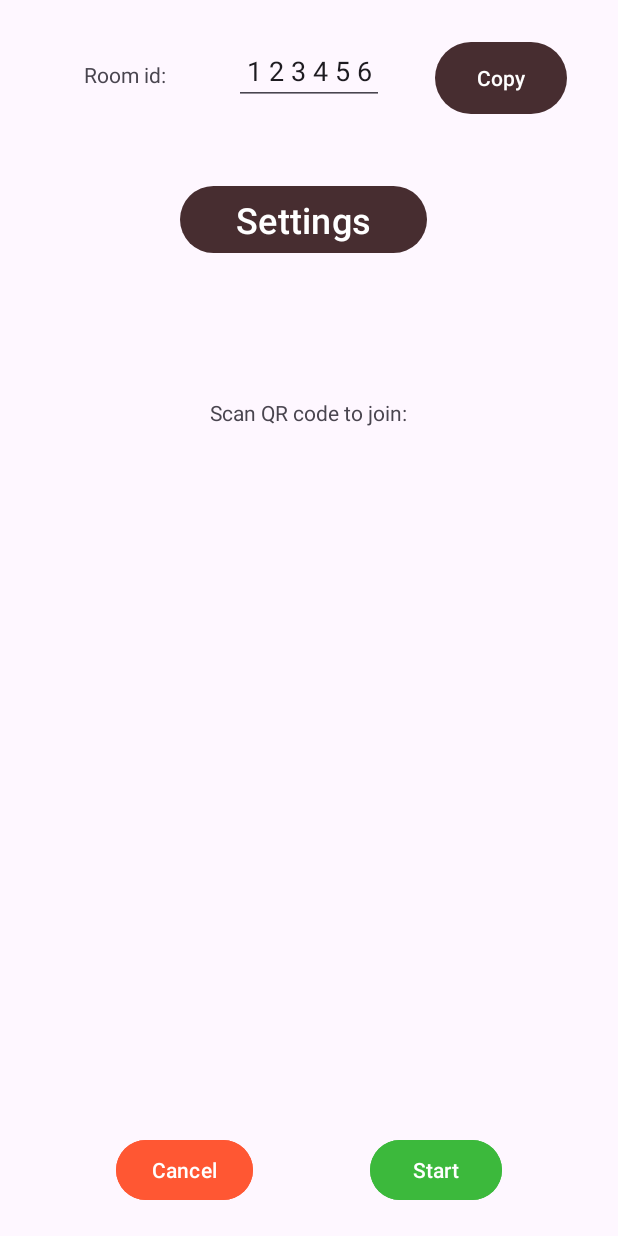
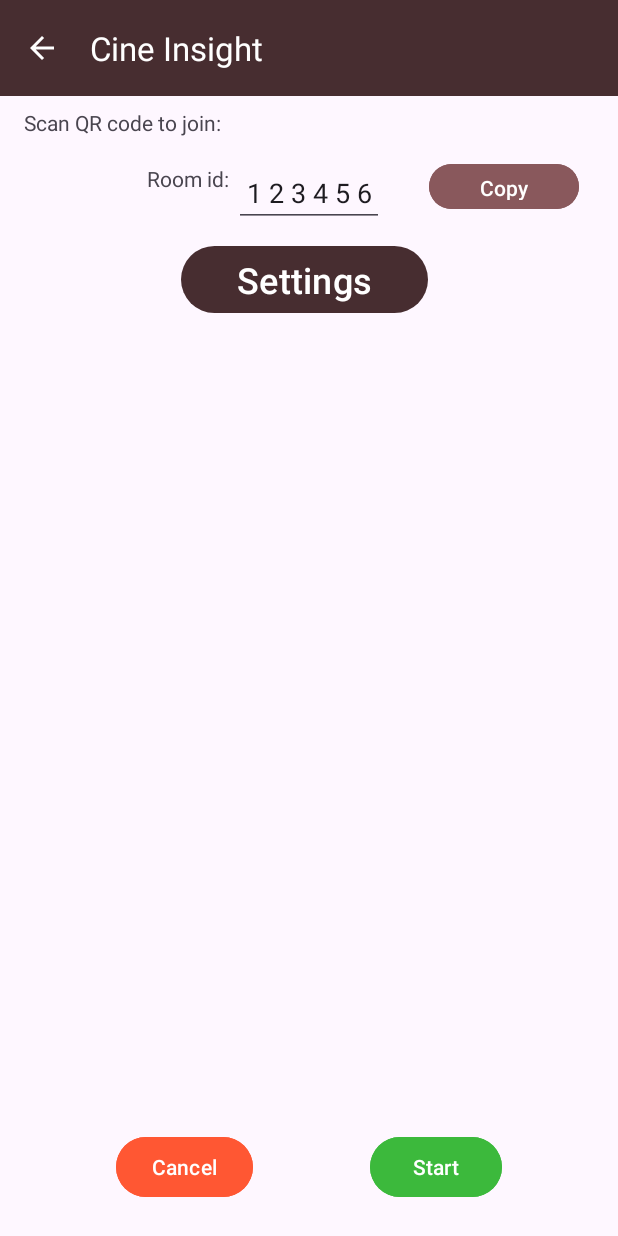
Before and after one commit to Juinjer/MovieRecommenderApp, an Android app built with Jetpack Compose: the CreateRoom screen opened directly, with no data from a screen before it, on a phone screen of 412 x 824 dp. Run offline under Robolectric (Android 15) with nearby library versions, the phone set to English and light mode, and no system bars; libraries missing offline, so code that uses them is left out: androidmads.library.qrgenearator; 5 statements that could not run were skipped.

Commit message:
Toolbar Create

```diff
--- a/movierecommender/app/src/main/java/com/example/movierecommender/CreateRoom.kt
+++ b/movierecommender/app/src/main/java/com/example/movierecommender/CreateRoom.kt
@@ -17,6 +17,7 @@ import android.view.inputmethod.InputMethodManager
 import com.example.movierecommender.databinding.ActivityCreateRoomBinding
 import androidmads.library.qrgenearator.QRGContents;
 import androidmads.library.qrgenearator.QRGEncoder;
+import androidx.appcompat.widget.Toolbar
 import java.lang.Exception
 import java.lang.Integer.min
 
@@ -31,7 +32,16 @@ class CreateRoom : AppCompatActivity() {
         super.onCreate(savedInstanceState)
         binding = ActivityCreateRoomBinding.inflate(layoutInflater)
         setContentView(binding.root)
-        val mSocket= SocketHandler.getSocket()!!
+
+        val toolbar: Toolbar = binding.createRoomToolbar.root
+        setSupportActionBar(toolbar)
+        supportActionBar?.apply {
+            title = getString(R.string.app_name)
+            setDisplayHomeAsUpEnabled(true)
+            setDisplayShowHomeEnabled(true)
+        }
+
+        val mSocket = SocketHandler.getSocket()!!
 
         val b = intent.extras
         Log.d("rid", b.toString())
@@ -51,19 +61,16 @@ class CreateRoom : AppCompatActivity() {
             val intent = Intent(this, MainActivity::class.java)
             startActivity(intent)
         })
-
         binding.start.setOnClickListener(View.OnClickListener {
             val intent = Intent(this, SwipeScreen::class.java)
             intent.putExtra("roomcode", roomId)
             startActivity(intent)
         })
-
         binding.settings.setOnClickListener(View.OnClickListener {
-            val intent = Intent(this,SettingsScreen::class.java)
+            val intent = Intent(this, SettingsScreen::class.java)
             intent.putExtra("roomcode", roomId)
             startActivity(intent)
         })
-
         binding.copyBtn.setOnClickListener(View.OnClickListener {
             val clipboard = getSystemService(Context.CLIPBOARD_SERVICE) as ClipboardManager
             val id = binding.roomidnumber.text.toString()
--- a/movierecommender/app/src/main/res/layout/activity_create_room.xml
+++ b/movierecommender/app/src/main/res/layout/activity_create_room.xml
@@ -7,11 +7,17 @@
     android:layout_height="match_parent"
     tools:context=".CreateRoom">
 
+    <include
+        android:id="@+id/createRoomToolbar"
+        layout="@layout/toolbar"
+        app:layout_constraintStart_toStartOf="parent"
+        app:layout_constraintTop_toTopOf="parent" />
+
     <Button
         android:id="@+id/start"
         android:layout_width="wrap_content"
         android:layout_height="wrap_content"
-        android:layout_marginBottom="20dp"
+        android:layout_marginBottom="22dp"
         android:backgroundTint="#3CB93C"
         android:text="Start"
         app:layout_constraintBottom_toBottomOf="parent"
@@ -22,7 +28,7 @@
         android:id="@+id/cancel"
         android:layout_width="wrap_content"
         android:layout_height="wrap_content"
-        android:layout_marginBottom="20dp"
+        android:layout_marginBottom="22dp"
         android:backgroundTint="#FF5733"
         android:text="Cancel"
         app:layout_constraintBottom_toBottomOf="parent"
@@ -31,18 +37,22 @@
 
     <TextView
         android:id="@+id/id"
-        android:layout_width="67dp"
-        android:layout_height="20dp"
-        android:layout_marginTop="40dp"
+        android:layout_width="58dp"
+        android:layout_height="19dp"
+        android:layout_marginStart="97dp"
+        android:layout_marginTop="109dp"
+        android:layout_marginEnd="256dp"
         android:text="Room id:"
-        app:layout_constraintStart_toStartOf="@+id/idIVQrcode"
+        app:layout_constraintEnd_toEndOf="parent"
+        app:layout_constraintStart_toStartOf="parent"
         app:layout_constraintTop_toTopOf="parent" />
 
     <EditText
         android:id="@+id/roomidnumber"
         android:layout_width="100dp"
         android:layout_height="42dp"
-        android:layout_marginTop="28dp"
+        android:layout_marginStart="155dp"
+        android:layout_marginEnd="156dp"
         android:clickable="false"
         android:cursorVisible="false"
         android:ems="10"
@@ -51,54 +61,60 @@
         android:textAlignment="center"
         app:layout_constraintEnd_toEndOf="parent"
         app:layout_constraintStart_toStartOf="parent"
-        app:layout_constraintTop_toTopOf="parent" />
+        app:layout_constraintTop_toTopOf="@+id/id" />
 
     <Button
         android:id="@+id/copyBtn"
-        android:layout_width="wrap_content"
-        android:layout_height="wrap_content"
-        android:layout_marginTop="28dp"
+        android:layout_width="100dp"
+        android:layout_height="30dp"
+        android:layout_marginStart="285dp"
+        android:layout_marginTop="109dp"
+        android:layout_marginEnd="26dp"
+        android:backgroundTint="@color/mg_rose"
         android:insetTop="0dp"
         android:insetBottom="0dp"
         android:text="Copy"
         app:layout_constraintEnd_toEndOf="parent"
-        app:layout_constraintStart_toEndOf="@+id/roomidnumber"
+        app:layout_constraintStart_toStartOf="parent"
         app:layout_constraintTop_toTopOf="parent" />
 
     <Button
         android:id="@+id/settings"
         android:layout_width="0dp"
         android:layout_height="wrap_content"
-        android:layout_marginStart="64dp"
-        android:layout_marginTop="60dp"
+        android:layout_marginStart="120dp"
+        android:layout_marginTop="160dp"
+        android:layout_marginEnd="126dp"
         android:text="Settings"
         android:textSize="24sp"
-        app:layout_constraintStart_toStartOf="@+id/idIVQrcode"
-        app:layout_constraintTop_toBottomOf="@+id/id"
+        app:layout_constraintEnd_toEndOf="parent"
+        app:layout_constraintStart_toStartOf="parent"
+        app:layout_constraintTop_toTopOf="parent"
         app:layout_constraintWidth_percent="0.4" />
 
     <TextView
         android:id="@+id/qrtext"
         android:layout_width="wrap_content"
         android:layout_height="wrap_content"
-        android:layout_marginTop="44dp"
+        android:layout_marginStart="16dp"
+        android:layout_marginTop="72dp"
         android:text="Scan QR code to join:"
-        app:layout_constraintBottom_toTopOf="@+id/idIVQrcode"
-        app:layout_constraintEnd_toEndOf="parent"
-        app:layout_constraintHorizontal_bias="0.498"
         app:layout_constraintStart_toStartOf="parent"
-        app:layout_constraintTop_toBottomOf="@+id/settings" />
+        app:layout_constraintTop_toTopOf="parent" />
 
     <ImageView
         android:id="@+id/idIVQrcode"
         android:layout_width="300dp"
         android:layout_height="300dp"
         android:layout_centerHorizontal="true"
+        android:layout_marginStart="56dp"
+        android:layout_marginTop="212dp"
+        android:layout_marginEnd="55dp"
+        android:layout_marginBottom="147dp"
         android:adjustViewBounds="false"
         android:contentDescription="qrcode"
-        app:layout_constraintBottom_toTopOf="@+id/start"
+        app:layout_constraintBottom_toBottomOf="parent"
         app:layout_constraintEnd_toEndOf="parent"
         app:layout_constraintStart_toStartOf="parent"
-        app:layout_constraintTop_toTopOf="parent"
-        app:layout_constraintVertical_bias="0.73" />
+        app:layout_constraintTop_toTopOf="parent" />
 </androidx.constraintlayout.widget.ConstraintLayout>
```
